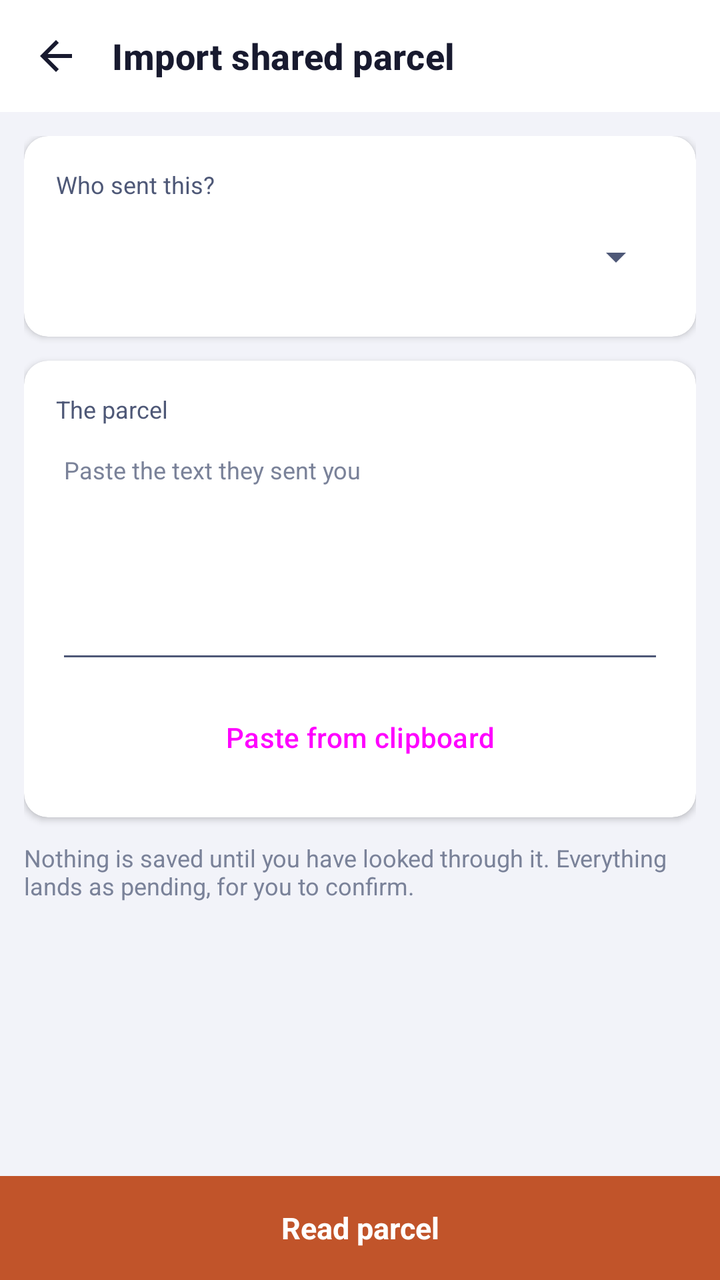
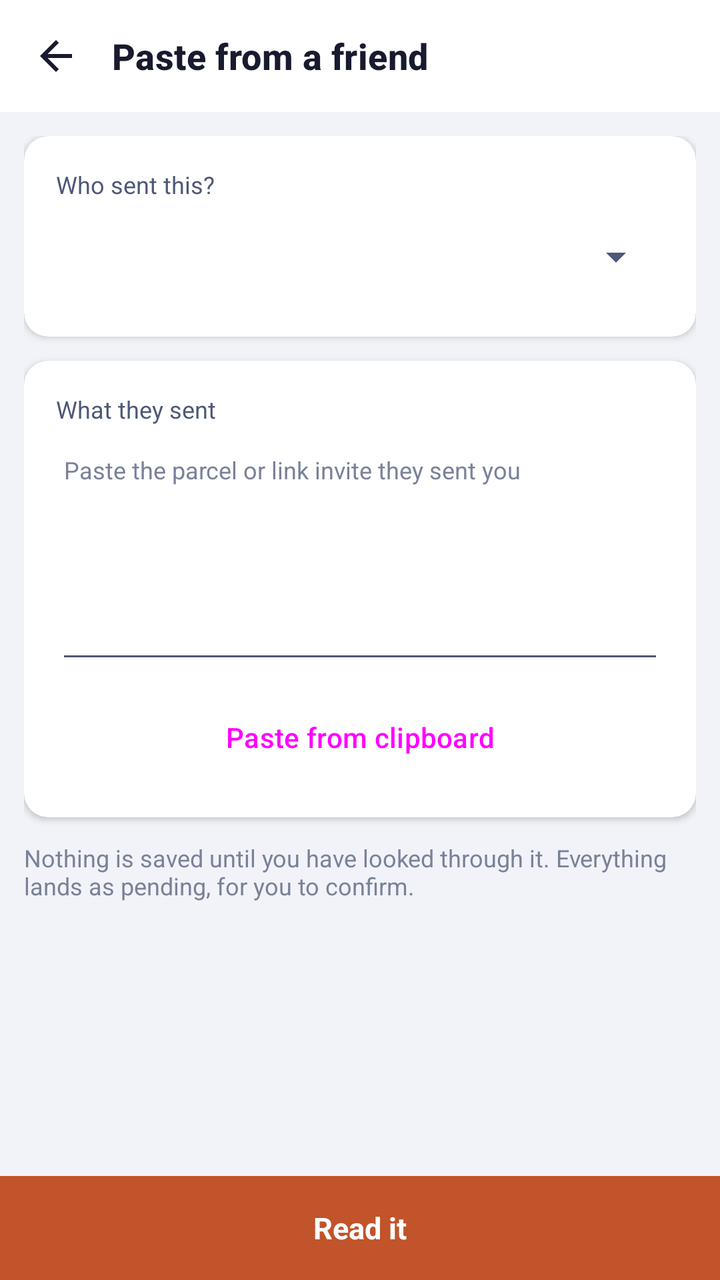

Before-and-after screenshots of an Android layout around one commit, followed by the original layout XML and the change that was made.
<!-- AndroidManifest.xml: application theme Theme.UPITracker -->
<!-- res/layout/activity_parcel_import.xml -->
<?xml version="1.0" encoding="utf-8"?>
<LinearLayout xmlns:android="http://schemas.android.com/apk/res/android"
    xmlns:app="http://schemas.android.com/apk/res-auto"
    android:id="@+id/main"
    android:layout_width="match_parent"
    android:layout_height="match_parent"
    android:orientation="vertical"
    android:background="?android:attr/colorBackground">

    <LinearLayout
        style="@style/Widget.UPI.TopBar">

        <ImageButton
            android:id="@+id/btnBackParcel"
            style="@style/Widget.UPI.IconButton"
            android:src="@drawable/ic_arrow_back"
            android:contentDescription="@string/cd_back" />

        <TextView
            style="@style/Widget.UPI.TopBarTitle"
            android:text="Import shared parcel" />
    </LinearLayout>

    
    <ScrollView
        android:id="@+id/panelSetup"
        android:layout_width="match_parent"
        android:layout_height="0dp"
        android:layout_weight="1"
        android:padding="12dp"
        android:clipToPadding="false">

        <LinearLayout
            android:layout_width="match_parent"
            android:layout_height="wrap_content"
            android:orientation="vertical">

            <androidx.cardview.widget.CardView
                android:layout_width="match_parent"
                android:layout_height="wrap_content"
                app:cardCornerRadius="12dp"
                app:cardElevation="2dp">

                <LinearLayout
                    android:layout_width="match_parent"
                    android:layout_height="wrap_content"
                    android:orientation="vertical"
                    android:padding="16dp">

                    <TextView
                        android:layout_width="wrap_content"
                        android:layout_height="wrap_content"
                        android:text="Who sent this?"
                        android:textSize="12sp"
                        android:textColor="?attr/colorOnSurfaceVariant" />

                    <Spinner
                        android:id="@+id/spinnerSender"
                        android:layout_width="match_parent"
                        android:layout_height="48dp"
                        android:layout_marginTop="4dp" />

                    <TextView
                        android:id="@+id/tvNoFriends"
                        android:layout_width="match_parent"
                        android:layout_height="wrap_content"
                        android:layout_marginTop="8dp"
                        android:text="Add the person to your people list first, then come back."
                        android:textSize="12sp"
                        android:textColor="?attr/appWarning"
                        android:visibility="gone" />
                </LinearLayout>
            </androidx.cardview.widget.CardView>

            <androidx.cardview.widget.CardView
                android:layout_width="match_parent"
                android:layout_height="wrap_content"
                android:layout_marginTop="12dp"
                app:cardCornerRadius="12dp"
                app:cardElevation="2dp">

                <LinearLayout
                    android:layout_width="match_parent"
                    android:layout_height="wrap_content"
                    android:orientation="vertical"
                    android:padding="16dp">

                    <TextView
                        android:layout_width="wrap_content"
                        android:layout_height="wrap_content"
                        android:text="The parcel"
                        android:textSize="12sp"
                        android:textColor="?attr/colorOnSurfaceVariant" />

                    <EditText
                        android:id="@+id/etParcel"
                        android:layout_width="match_parent"
                        android:layout_height="120dp"
                        android:layout_marginTop="4dp"
                        android:gravity="top|start"
                        android:hint="Paste the text they sent you"
                        android:inputType="textMultiLine|textNoSuggestions"
                        android:textSize="12sp"
                        android:importantForAutofill="no"
                        android:autofillHints="" />

                    <Button
                        android:id="@+id/btnPasteParcel"
                        style="?attr/materialButtonOutlinedStyle"
                        android:layout_width="match_parent"
                        android:layout_height="wrap_content"
                        android:layout_marginTop="8dp"
                        android:text="Paste from clipboard" />
                </LinearLayout>
            </androidx.cardview.widget.CardView>

            <TextView
                android:layout_width="match_parent"
                android:layout_height="wrap_content"
                android:layout_marginTop="12dp"
                android:text="Nothing is saved until you have looked through it. Everything lands as pending, for you to confirm."
                android:textSize="12sp"
                android:textColor="?attr/appTextMuted" />
        </LinearLayout>
    </ScrollView>

    <TextView
        android:id="@+id/btnRead"
        android:layout_width="match_parent"
        android:layout_height="52dp"
        android:gravity="center"
        android:background="?attr/colorPrimary"
        android:text="Read parcel"
        android:textSize="15sp"
        android:textStyle="bold"
        android:textColor="?attr/colorOnPrimary" />

    
    <LinearLayout
        android:id="@+id/panelReview"
        android:layout_width="match_parent"
        android:layout_height="0dp"
        android:layout_weight="1"
        android:orientation="vertical"
        android:visibility="gone">

        <TextView
            android:id="@+id/tvReviewSummary"
            android:layout_width="match_parent"
            android:layout_height="wrap_content"
            android:paddingStart="12dp"
            android:paddingEnd="12dp"
            android:paddingTop="12dp"
            android:paddingBottom="4dp"
            android:textSize="13sp"
            android:textColor="?attr/colorOnSurfaceVariant" />

        <TextView
            android:id="@+id/tvUnmappedPeople"
            android:layout_width="match_parent"
            android:layout_height="wrap_content"
            android:paddingStart="12dp"
            android:paddingEnd="12dp"
            android:paddingBottom="8dp"
            android:textSize="12sp"
            android:textColor="?attr/appWarning"
            android:visibility="gone" />

        <TextView
            android:id="@+id/tvReviewEmpty"
            android:layout_width="match_parent"
            android:layout_height="wrap_content"
            android:padding="24dp"
            android:gravity="center"
            android:text="Nothing new here — you already have everything in this parcel."
            android:textSize="13sp"
            android:textColor="?attr/colorOnSurfaceVariant"
            android:visibility="gone" />

        <androidx.recyclerview.widget.RecyclerView
            android:id="@+id/rvParcelRows"
            android:layout_width="match_parent"
            android:layout_height="0dp"
            android:layout_weight="1"
            android:paddingStart="12dp"
            android:paddingEnd="12dp"
            android:paddingBottom="12dp"
            android:clipToPadding="false" />

        <TextView
            android:id="@+id/btnCommitParcel"
            android:layout_width="match_parent"
            android:layout_height="52dp"
            android:gravity="center"
            android:background="?attr/colorPrimary"
            android:textSize="15sp"
            android:textStyle="bold"
            android:textColor="?attr/colorOnPrimary" />
    </LinearLayout>
</LinearLayout>
<!-- resources referenced by this layout -->
<resources>
  <string name="cd_back">Back</string>
  <style name="Theme.UPITracker" parent="Base.Theme.UPITracker">
          <item name="android:windowLightStatusBar">true</item>
          <item name="android:windowLightNavigationBar">true</item>
      </style>
  <dimen name="touch_target_min">48dp</dimen>
  <dimen name="space_m">12dp</dimen>
  <dimen name="top_bar_height">56dp</dimen>
  <dimen name="space_xs">4dp</dimen>
  <style name="TextAppearance.UPI.Title" parent="TextAppearance.Material3.TitleMedium">
          <item name="android:textSize">16sp</item>
          <item name="android:fontFamily">sans-serif-medium</item>
          <item name="android:textStyle">bold</item>
          <item name="android:textColor">?attr/colorOnSurface</item>
      </style>
  <color name="app_primary">#C1542A</color>
  <color name="app_on_primary">#FFFFFF</color>
  <color name="app_primary_container">#FFE0D0</color>
  <color name="app_on_primary_container">#6E2A0E</color>
  <color name="app_secondary">@color/brand_navy_600</color>
  <color name="app_on_secondary">#FFFFFF</color>
  <color name="app_secondary_container">#DFE3F1</color>
  <color name="app_on_secondary_container">#232C45</color>
  <color name="app_background">#F2F3F9</color>
  <color name="app_on_surface">@color/brand_navy_900</color>
  <color name="app_surface">#FFFFFF</color>
  <color name="app_surface_variant">#E6E9F3</color>
  <color name="app_on_surface_variant">#4E5877</color>
  <color name="app_outline">#C3C8DC</color>
  <color name="app_outline_variant">#DDE1EC</color>
  <color name="app_negative">@color/brand_crimson</color>
  <color name="app_negative_container">#FFE0E3</color>
  <color name="app_on_negative_container">#5E0B18</color>
  <color name="app_on_surface_muted">#7A8299</color>
  <color name="app_positive">#1F7A5C</color>
  <color name="app_warning">#B26A00</color>
  <color name="app_amount_neutral">#7A8299</color>
  <color name="app_positive_container">#CFEEE2</color>
  <color name="app_on_positive_container">#0C3D2C</color>
  <color name="app_speculative">#7A5230</color>
  <color name="app_avatar_me">#C1542A</color>
  <color name="app_on_avatar_me">#FFFFFF</color>
  <color name="app_avatar_friend">@color/brand_navy_600</color>
  <color name="app_on_avatar_friend">#FFFFFF</color>
  <color name="app_avatar_merchant">@color/brand_maroon</color>
  <color name="app_on_avatar_merchant">#FFFFFF</color>
  <color name="app_chart_grid">#E7EAF3</color>
  <color name="app_chart_zero_line">#C3C8DC</color>
  <color name="app_chart_axis_label">#7A8299</color>
  <color name="app_chart_track">#EDEFF6</color>
  <color name="app_chart_neutral">#B6BCCE</color>
  <style name="Widget.UPI.Chip.Filter" parent="Widget.Material3.Chip.Filter">
          <item name="chipMinHeight">@dimen/pill_height</item>
          <item name="chipCornerRadius">@dimen/radius_pill</item>
      </style>
  <style name="ThemeOverlay.UPI.Dialog" parent="ThemeOverlay.Material3.MaterialAlertDialog">
          <item name="colorSurface">@color/app_surface_elevated</item>
          <item name="buttonBarPositiveButtonStyle">@style/Widget.UPI.Button.Text</item>
          <item name="buttonBarNegativeButtonStyle">@style/Widget.UPI.Button.Text</item>
      </style>
  <color name="brand_navy_600">#37415C</color>
  <color name="brand_navy_900">#181A2F</color>
  <color name="brand_crimson">#B4182D</color>
  <color name="brand_maroon">#54162B</color>
  <dimen name="radius_md">12dp</dimen>
  <dimen name="radius_lg">16dp</dimen>
  <dimen name="stroke_hairline">1dp</dimen>
  <dimen name="pill_height">36dp</dimen>
  <dimen name="radius_pill">999dp</dimen>
  <color name="app_surface_elevated">#FFFFFF</color>
  <style name="Widget.UPI.Button.Text" parent="Widget.Material3.Button.TextButton">
          <item name="android:minHeight">@dimen/touch_target_min</item>
          <item name="android:textAllCaps">false</item>
      </style>
  <!-- unchanged entries left out for length: 8 -->
</resources>

<!-- the commit's change to res/layout/activity_parcel_import.xml (unified diff, before → after) -->
@@ -17,8 +17,18 @@
             android:contentDescription="@string/cd_back" />
 
         <TextView
+            android:id="@+id/tvParcelTitle"
             style="@style/Widget.UPI.TopBarTitle"
-            android:text="Import shared parcel" />
+            android:text="Paste from a friend" />
+
+        
+        <com.google.android.material.button.MaterialButton
+            android:id="@+id/btnDismissParcel"
+            style="@style/Widget.UPI.Button.Text"
+            android:layout_width="wrap_content"
+            android:layout_height="wrap_content"
+            android:text="Dismiss"
+            android:visibility="gone" />
     </LinearLayout>
 
     
@@ -88,7 +98,7 @@
                     <TextView
                         android:layout_width="wrap_content"
                         android:layout_height="wrap_content"
-                        android:text="The parcel"
+                        android:text="What they sent"
                         android:textSize="12sp"
                         android:textColor="?attr/colorOnSurfaceVariant" />
 
@@ -98,7 +108,7 @@
                         android:layout_height="120dp"
                         android:layout_marginTop="4dp"
                         android:gravity="top|start"
-                        android:hint="Paste the text they sent you"
+                        android:hint="Paste the parcel or link invite they sent you"
                         android:inputType="textMultiLine|textNoSuggestions"
                         android:textSize="12sp"
                         android:importantForAutofill="no"
@@ -130,7 +140,7 @@
         android:layout_height="52dp"
         android:gravity="center"
         android:background="?attr/colorPrimary"
-        android:text="Read parcel"
+        android:text="Read it"
         android:textSize="15sp"
         android:textStyle="bold"
         android:textColor="?attr/colorOnPrimary" />
